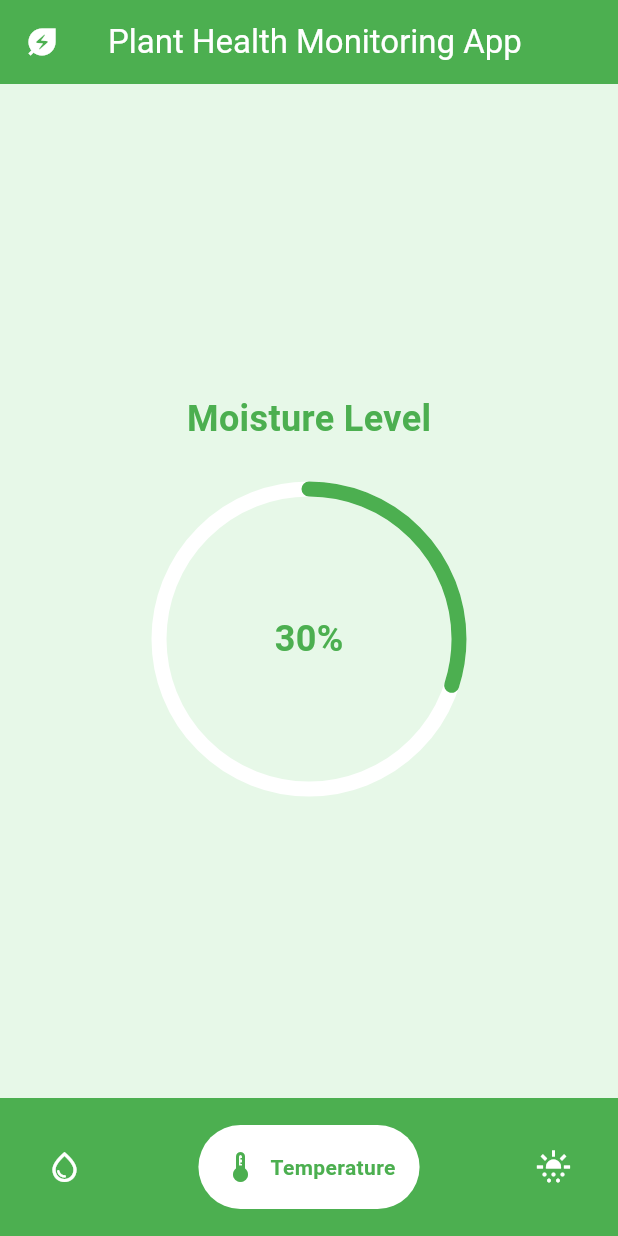
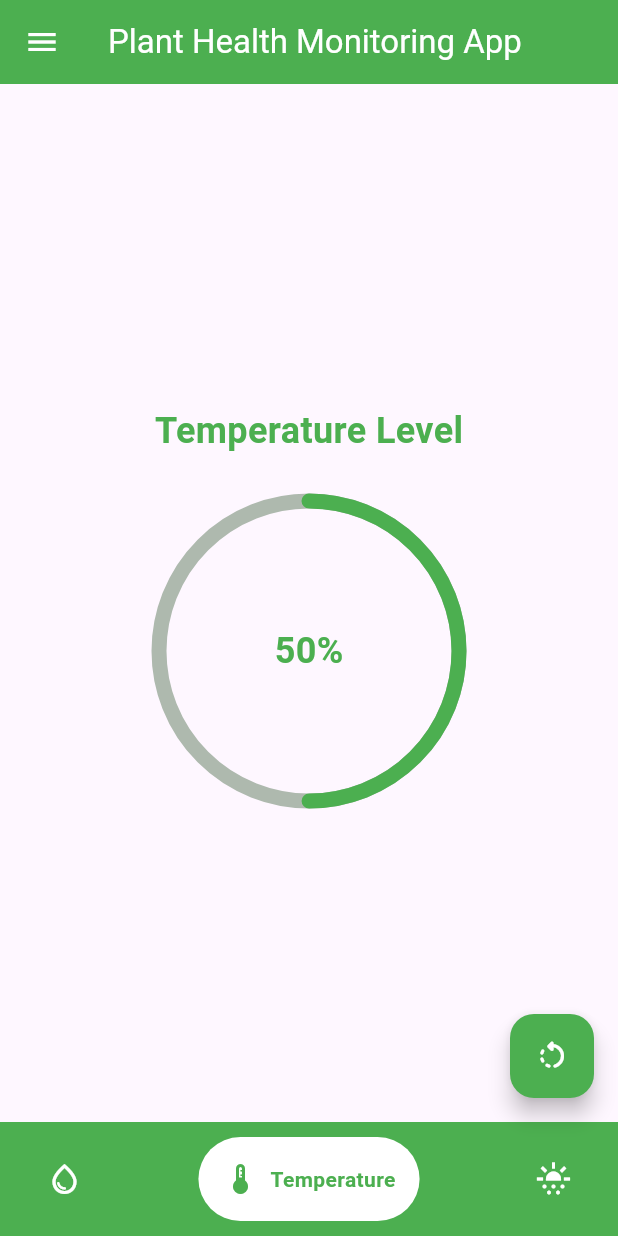
Before and after one commit to KiyoScript/PlantHealthMonitoring, a Flutter app: the screen it shows after launch, item 2 of the bottom bar chosen, on a phone screen of 412 x 824 dp. Run offline on Flutter 3.47's test engine with Material 3 defaults, Android fonts, the phone set to English and light mode, and no system bars; drawn by our look-alikes of google_nav_bar.

Commit message:
Added static design for light moisture and temperature page

```diff
--- a/lib/main.dart
+++ b/lib/main.dart
@@ -1,95 +1,132 @@
 import 'package:flutter/material.dart';
 import 'package:google_nav_bar/google_nav_bar.dart';
+import 'moisture_page.dart';
+import 'temperature_page.dart';
+import 'light_page.dart';
+
 
 void main() {
   runApp(const MainApp());
 }
 
-class MainApp extends StatelessWidget {
+class MainApp extends StatefulWidget {
   const MainApp({super.key});
+  @override
+  MainAppState createState() => MainAppState();
+}
+
+class MainAppState extends State<MainApp> {
+  int _pageIndex = 0;
+
+  final List<Widget> _pages = [
+    const MoisturePage(),
+    const TemperaturePage(),
+    const LightPage(),
+  ];
 
   @override
   Widget build(BuildContext context) {
-    return  MaterialApp(
+    return MaterialApp(
       home: Scaffold(
-        backgroundColor: const Color.fromARGB(255, 231, 248, 232),
         appBar: AppBar(
-          leading: const Icon(Icons.energy_savings_leaf, color: Colors.white),
-          title: const Text('Plant Health Monitoring App',
-          style: TextStyle(color: Colors.white),
+          leading: Builder(
+            builder: (BuildContext context) {
+              return IconButton(
+                icon: const Icon(Icons.menu, color: Colors.white),
+                onPressed: () {
+                  Scaffold.of(context).openDrawer();
+                },
+              );
+            },
           ),
+          title: const Text('Plant Health Monitoring App', style: TextStyle(color: Colors.white)),
           backgroundColor: Colors.green,
         ),
-          body: const Center(
-          child: Column(
-            mainAxisAlignment: MainAxisAlignment.center,
-            children:[
-              Text(
-                'Moisture Level', // Replace with the actual percentage text
-                style: TextStyle(fontSize: 24, fontWeight: FontWeight.bold, color: Colors.green),
+        drawer: Drawer(
+          child: ListView(
+            padding: EdgeInsets.zero,
+            children: <Widget>[
+              const DrawerHeader(
+                decoration: BoxDecoration(
+                  color: Colors.green,
                 ),
-              SizedBox(height: 30),
-              SizedBox(
-                width: 200, // Set the width to make it bigger
-                height: 200, // Set the height to make it bigger
-                child: Stack(
-                  children: <Widget>[
-                    Center(
-                      child: SizedBox(
-                        width: 200, // Set the width of CircularProgressIndicator
-                        height: 200, // Set the height of CircularProgressIndicator
-                        child: CircularProgressIndicator(
-                          value: .3, // Replace with the actual percentage value
-                          valueColor: AlwaysStoppedAnimation<Color>(Colors.green),
-                          backgroundColor: Colors.white,
-                          strokeWidth: 10,
-                          strokeCap: StrokeCap.round
+                child: Text(
+                  'Settings',
+                  style: TextStyle(
+                    color: Colors.white,
+                    fontSize: 24,
                   ),
                 ),
               ),
-                    Center(
-                      child: Text(
-                        '30%', // Replace with the actual percentage text
-                        style: TextStyle(fontSize: 24, fontWeight: FontWeight.bold, color: Colors.green),
+              ListTile(
+                title: const Text('About Us'),
+                leading: const Icon(Icons.info),
+                onTap: () {
+                  // Add your about us functionality here
+                  Navigator.pop(context);
+                },
               ),
+              ListTile(
+                title: const Text('Exit'),
+                leading: const Icon(Icons.exit_to_app),
+                onTap: () {
+                  Navigator.pop(context);
+                },
               ),
             ],
           ),
         ),
-            ],
-          ),
-        ),
+        body: _pages[_pageIndex],
+
         bottomNavigationBar: Container(
           color: Colors.green,
-          child:  const Padding(
-            padding: EdgeInsets.symmetric(horizontal: 15.0, vertical: 18),
-            child:  GNav(
+          child: Padding(
+            padding: const EdgeInsets.symmetric(horizontal: 15.0, vertical: 10),
+            child: GNav(
                 backgroundColor: Colors.green,
                 color: Colors.white,
                 activeColor: Colors.green,
                 tabBackgroundColor: Colors.white,
-              padding: EdgeInsets.all(16),
+                padding: const EdgeInsets.all(16),
                 gap: 8,
-              tabs:  [
+                tabs: [
                   GButton(
                     icon: Icons.water_drop_outlined,
-                  text: 'Moisture'
+                    text: 'Moisture',
+                    onPressed: () {
+                      setState(() {
+                        _pageIndex = 0;
+                      });
+                    },
                   ),
                   GButton(
                     icon: Icons.thermostat,
-                  text: 'Temperature'
+                    text: 'Temperature',
+                    onPressed: () {
+                      setState(() {
+                        _pageIndex = 1;
+                      });
+                    },
                   ),
                   GButton(
-                 //light icon
                     icon: Icons.sunny_snowing,
-                  text: 'Light'
+                    text: 'Light',
+                    onPressed: () {
+                      setState(() {
+                        _pageIndex = 2;
+                      });
+                    },
                   ),
-              ]
+                ]),
           ),
         ),
+        floatingActionButton: FloatingActionButton(
+          onPressed: () {},
+          backgroundColor: Colors.green,
+          child: const Icon(Icons.rotate_left_rounded, color: Colors.white),
         ),
       ),
-      debugShowCheckedModeBanner: false,
+      debugShowCheckedModeBanner: false
     );
   }
 }
--- /dev/null
+++ b/lib/temperature_page.dart
@@ -0,0 +1,46 @@
+import 'package:flutter/material.dart';
+
+class TemperaturePage extends StatelessWidget {
+  const TemperaturePage({super.key});
+  @override
+   Widget build(BuildContext context) {
+    return const Center(
+      child: Column(
+        mainAxisAlignment: MainAxisAlignment.center,
+        children: [
+          Text(
+            'Temperature Level',
+            style: TextStyle(fontSize: 24, fontWeight: FontWeight.bold, color: Colors.green),
+          ),
+          SizedBox(height: 30),
+          SizedBox(
+            width: 200,
+            height: 200,
+            child: Stack(
+              children: <Widget>[
+                Center(
+                  child: SizedBox(
+                    width: 200,
+                    height: 200,
+                    child: CircularProgressIndicator(
+                      value: .5,
+                      valueColor: AlwaysStoppedAnimation<Color>(Colors.green),
+                      backgroundColor: Color.fromARGB(255, 174, 185, 174),
+                      strokeWidth: 10,
+                      strokeCap: StrokeCap.round),
+                  ),
+                ),
+                Center(
+                  child: Text(
+                    '50%',
+                    style: TextStyle(fontSize: 24, fontWeight: FontWeight.bold, color: Colors.green),
+                  ),
+                ),
+              ],
+            ),
+          ),
+        ],
+      ),
+    );
+  }
+}
--- a/pubspec.yaml
+++ b/pubspec.yaml
@@ -20,3 +20,6 @@ dev_dependencies:
 
 flutter:
   uses-material-design: true
+
+  assets:
+    - assets/
```
Also changed, not shown: lib/light_page.dart (added, +47 -0 lines), lib/moisture_page.dart (added, +46 -0 lines), assets/gardening.svg (added), 5 other files. Lines whose indentation alone changed are shown as unchanged.
